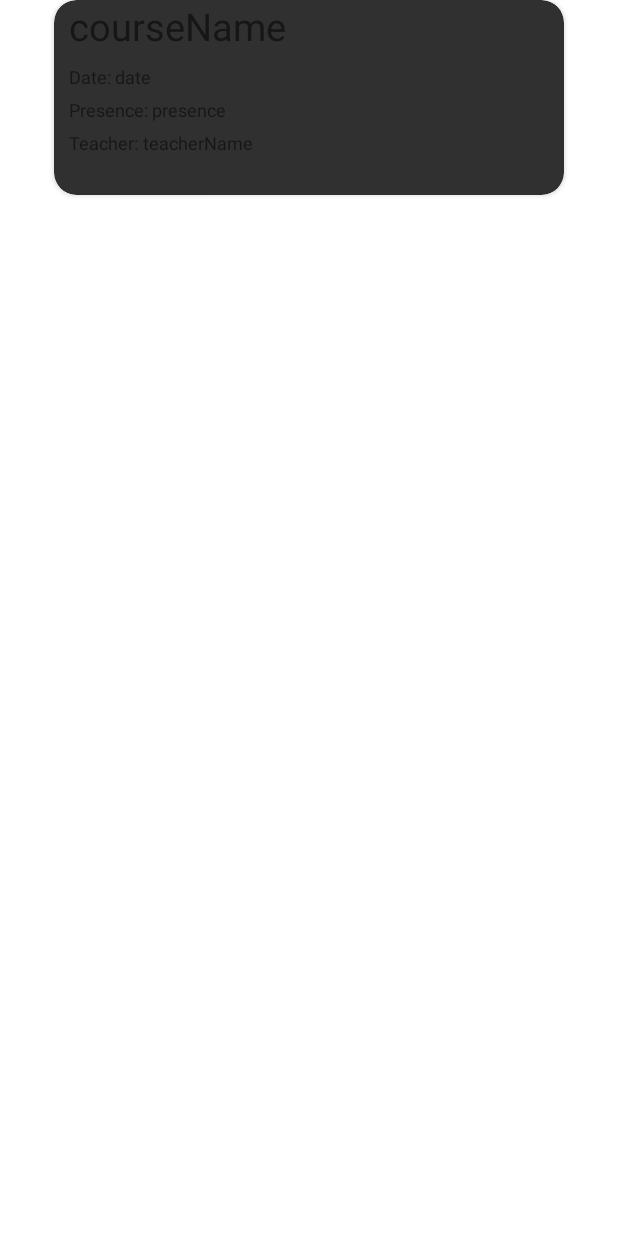
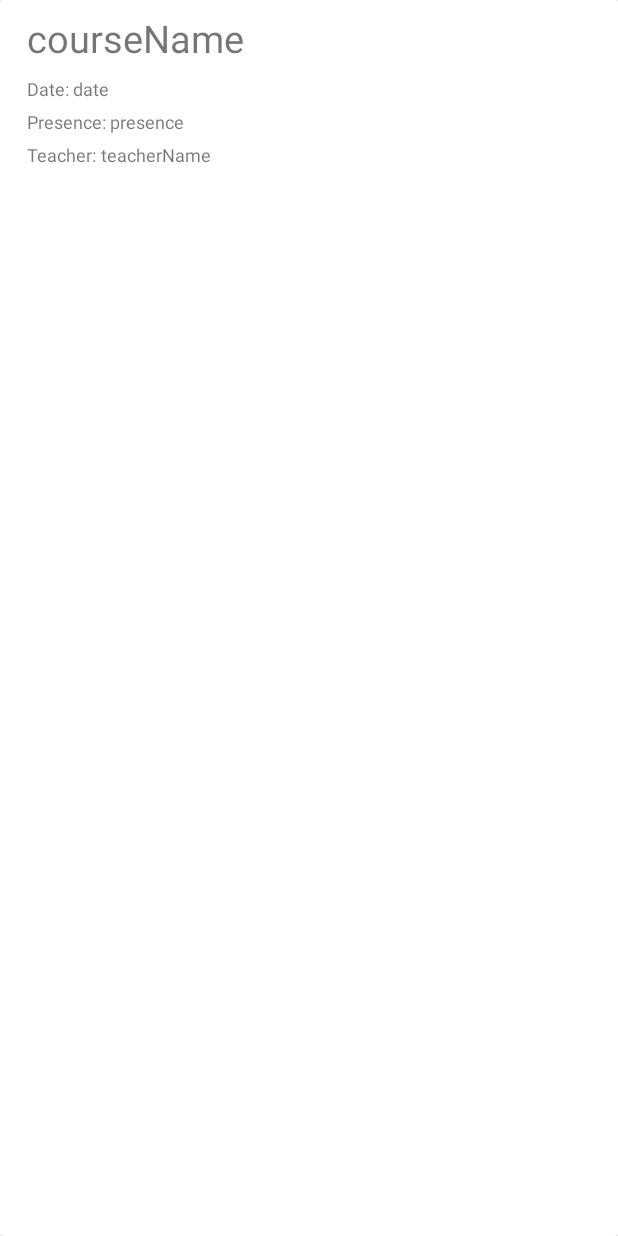
Before and after one commit to El-Ahmed/StudentHere, an Android app: the layout history_item.xml on its own in the app's theme, with its tools: preview values and no code run, on a phone screen of 412 x 824 dp. Run offline under Robolectric (Android 15) with nearby library versions, the phone set to English and light mode, and no system bars.

Commit message:
change history design to accept light theme

```diff
--- a/app/src/main/res/layout/activity_history.xml
+++ b/app/src/main/res/layout/activity_history.xml
@@ -10,6 +10,6 @@
     <ListView
         android:id="@+id/list"
         android:layout_width="match_parent"
-        android:layout_height="match_parent"/>
+        android:layout_height="match_parent" />
 
 </LinearLayout>
--- a/app/src/main/res/layout/history_item.xml
+++ b/app/src/main/res/layout/history_item.xml
@@ -1,99 +1,85 @@
 <?xml version="1.0" encoding="utf-8"?>
-<LinearLayout xmlns:android="http://schemas.android.com/apk/res/android"
+<androidx.cardview.widget.CardView xmlns:android="http://schemas.android.com/apk/res/android"
     android:layout_width="match_parent"
     android:layout_height="match_parent"
     android:orientation="vertical">
 
-    <!--CardView-->
-    <androidx.cardview.widget.CardView xmlns:card_view="http://schemas.android.com/apk/res-auto"
-        android:id="@+id/property_card_view"
-        android:layout_width="340dp"
-        android:layout_height="130dp"
-        android:layout_gravity="center"
-        android:layout_marginBottom="10dp"
-        card_view:cardBackgroundColor="#303030"
-        card_view:cardCornerRadius="15dp"
-        card_view:useCompatPadding="true"
-        card_view:cardPreventCornerOverlap="false"
-        android:clickable="true"
-        android:foreground="?android:attr/selectableItemBackground">
+    <LinearLayout
+        android:layout_width="wrap_content"
+        android:layout_height="wrap_content"
+        android:layout_marginLeft="10dp"
+        android:orientation="vertical"
+        android:padding="8dp">
 
         <LinearLayout
             android:layout_width="wrap_content"
             android:layout_height="wrap_content"
-            android:orientation="vertical"
-            android:layout_marginLeft="10dp">
-
-            <LinearLayout
-                android:layout_width="wrap_content"
-                android:layout_height="wrap_content"
-                android:orientation="horizontal"
             android:layout_marginBottom="8dp"
-                >
+            android:orientation="horizontal">
 
 
             <TextView
                 android:id="@+id/courseName"
                 android:layout_width="wrap_content"
                 android:layout_height="wrap_content"
-                    android:textSize="25dp"
-                    android:text="courseName" />
+                android:text="courseName"
+                android:textSize="25dp" />
 
         </LinearLayout>
 
         <LinearLayout
             android:layout_width="wrap_content"
             android:layout_height="wrap_content"
-                android:orientation="horizontal"
-                android:layout_marginBottom="5dp">
+            android:layout_marginBottom="5dp"
+            android:orientation="horizontal">
 
             <TextView
                 android:layout_width="wrap_content"
                 android:layout_height="wrap_content"
                 android:text="Date: "
-                    android:textSize="12dp"/>
+                android:textSize="12dp" />
 
             <TextView
                 android:id="@+id/date"
                 android:layout_width="wrap_content"
                 android:layout_height="wrap_content"
-                    android:textSize="12dp"
-                    android:text="date"/>
+                android:text="date"
+                android:textSize="12dp" />
 
         </LinearLayout>
 
         <LinearLayout
             android:layout_width="wrap_content"
             android:layout_height="wrap_content"
-                android:orientation="horizontal"
-                android:layout_marginBottom="5dp">
+            android:layout_marginBottom="5dp"
+            android:orientation="horizontal">
 
             <TextView
                 android:layout_width="wrap_content"
                 android:layout_height="wrap_content"
-                    android:textSize="12dp"
-                    android:text="Presence: "/>
+                android:text="Presence: "
+                android:textSize="12dp" />
 
             <TextView
                 android:id="@+id/presence"
                 android:layout_width="wrap_content"
                 android:layout_height="wrap_content"
-                    android:textSize="12dp"
-                    android:text="presence" />
+                android:text="presence"
+                android:textSize="12dp" />
 
         </LinearLayout>
 
         <LinearLayout
             android:layout_width="wrap_content"
             android:layout_height="wrap_content"
-                android:orientation="horizontal"
-                android:layout_marginBottom="5dp">
+            android:layout_marginBottom="5dp"
+            android:orientation="horizontal">
 
             <TextView
                 android:layout_width="wrap_content"
                 android:layout_height="wrap_content"
                 android:text="Teacher: "
-                    android:textSize="12dp"/>
+                android:textSize="12dp" />
 
             <TextView
                 android:id="@+id/teacherName"
@@ -107,4 +93,3 @@
 
     </LinearLayout>
 </androidx.cardview.widget.CardView>
-</LinearLayout>
```
Lines whose indentation alone changed are shown as unchanged.
